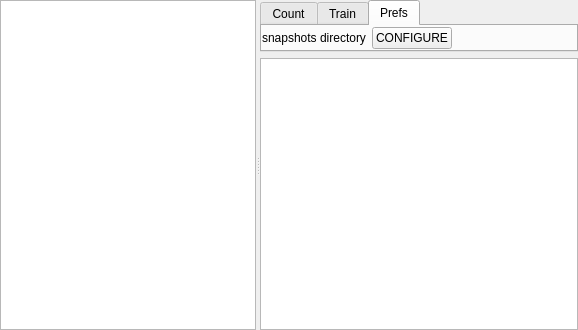
Old version of the form VoteCounter/VoteCounter.ui in the repository v2lab/vote-counter.
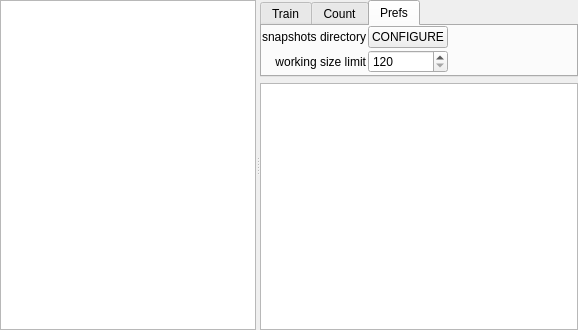
New version of the form.

Commit message: image cache

Patch:
```diff
--- a/VoteCounter/VoteCounter.ui
+++ b/VoteCounter/VoteCounter.ui
@@ -19,6 +19,9 @@
    </property>
    <item>
     <widget class="QSplitter" name="splitter">
+     <property name="midLineWidth">
+      <number>0</number>
+     </property>
      <property name="orientation">
       <enum>Qt::Horizontal</enum>
      </property>
@@ -39,7 +42,7 @@
      <widget class="QFrame" name="frame">
       <property name="sizePolicy">
        <sizepolicy hsizetype="Expanding" vsizetype="Preferred">
-        <horstretch>1</horstretch>
+        <horstretch>2</horstretch>
         <verstretch>0</verstretch>
        </sizepolicy>
       </property>
@@ -58,16 +61,16 @@
          <property name="currentIndex">
           <number>2</number>
          </property>
-         <widget class="QWidget" name="countTab">
-          <attribute name="title">
-           <string>Count</string>
-          </attribute>
-         </widget>
          <widget class="QWidget" name="trainTab">
           <attribute name="title">
            <string>Train</string>
           </attribute>
          </widget>
+         <widget class="QWidget" name="countTab">
+          <attribute name="title">
+           <string>Count</string>
+          </attribute>
+         </widget>
          <widget class="QWidget" name="prefsTab">
           <attribute name="title">
            <string>Prefs</string>
@@ -76,11 +79,17 @@
            <property name="margin">
             <number>0</number>
            </property>
+           <property name="spacing">
+            <number>2</number>
+           </property>
            <item row="0" column="0">
             <widget class="QLabel" name="label">
              <property name="text">
               <string>snapshots directory</string>
              </property>
+             <property name="alignment">
+              <set>Qt::AlignRight|Qt::AlignTrailing|Qt::AlignVCenter</set>
+             </property>
             </widget>
            </item>
            <item row="0" column="1">
@@ -103,6 +112,29 @@
              </property>
             </spacer>
            </item>
+           <item row="1" column="1">
+            <widget class="QSpinBox" name="sizeLimit">
+             <property name="minimum">
+              <number>120</number>
+             </property>
+             <property name="maximum">
+              <number>2096</number>
+             </property>
+             <property name="singleStep">
+              <number>16</number>
+             </property>
+            </widget>
+           </item>
+           <item row="1" column="0">
+            <widget class="QLabel" name="label_2">
+             <property name="text">
+              <string extracomment="limit width / height of the working image to this number of pixels">working size limit</string>
+             </property>
+             <property name="alignment">
+              <set>Qt::AlignRight|Qt::AlignTrailing|Qt::AlignVCenter</set>
+             </property>
+            </widget>
+           </item>
           </layout>
          </widget>
         </widget>
```
Left out of the diff: 7 changed lines with no effect on the pictures. The commit also changes 5 other files.
